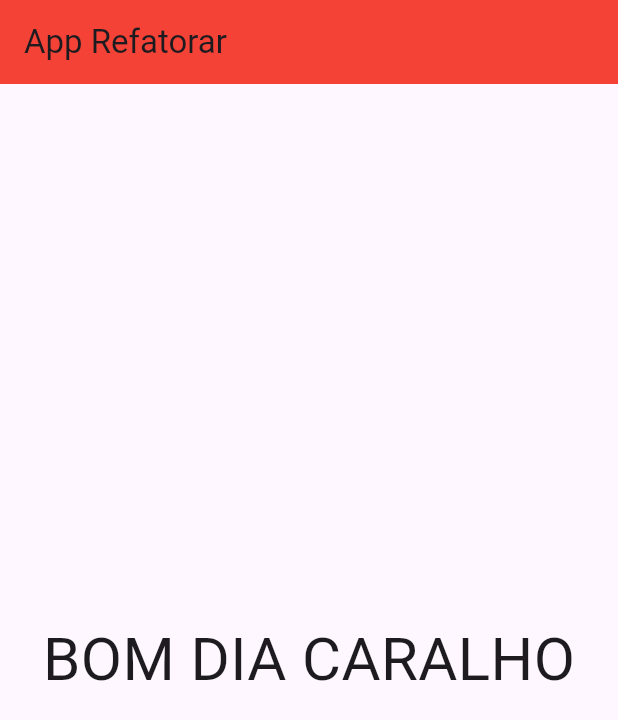
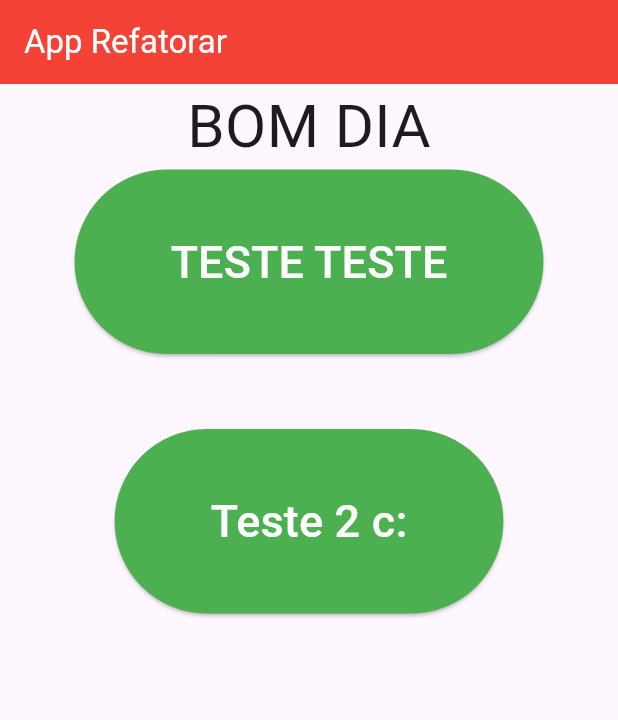
Before and after one commit to FArteche/flutter_projeto2, a Flutter app: the screen it shows after launch, on a phone screen of 412 x 824 dp. Shown: the top 720 px of the screen. Run offline on Flutter 3.47's test engine with Material 3 defaults, Android fonts, the light colour scheme and no system bars.

Commit message:
Botao c:

```diff
--- /dev/null
+++ b/flutter_projeto2/lib/botao.dart
@@ -0,0 +1,22 @@
+import 'package:flutter/material.dart';
+
+class Botao extends StatelessWidget{
+  final String nomeb;
+  const Botao ({required this.nomeb, super.key});
+
+  @override
+  Widget build(BuildContext context){
+    return ElevatedButton(
+          style: ButtonStyle(
+              backgroundColor: WidgetStatePropertyAll(Colors.green),
+              foregroundColor: WidgetStatePropertyAll(Colors.white)),
+      onPressed: () {},
+      child: Padding(
+          padding: const EdgeInsets.all(40.0),
+          child: Text('$nomeb',
+            style: TextStyle(fontSize: 30)
+        ),
+      )
+    );
+  }
+}
--- a/flutter_projeto2/lib/main.dart
+++ b/flutter_projeto2/lib/main.dart
@@ -16,8 +16,9 @@
         appBar: AppBar(
           title: Text("App Refatorar"),
           backgroundColor: Colors.red,
+          foregroundColor: Colors.white,
         ),
-        body: MaisUmDia(nome: 'BOM DIA CARALHO')
+        body: MaisUmDia(nome: 'BOM DIA')
       ),
     );
   }
--- a/flutter_projeto2/lib/novocomponente.dart
+++ b/flutter_projeto2/lib/novocomponente.dart
@@ -1,14 +1,23 @@
 import 'package:flutter/material.dart';
+import 'package:flutter_projeto2/botao.dart';
 
 class MaisUmDia extends StatelessWidget {
   final String nome;
-  const MaisUmDia({required this.nome,super.key});
+  const MaisUmDia({required this.nome, super.key});
 
   @override
   Widget build(BuildContext context) {
     return Center(
-      child: Text("$nome",
-        style: TextStyle(fontSize: 40),
+      child: Column(
+        children: [
+          Text(
+            "$nome",
+            style: TextStyle(fontSize: 40),
+          ),
+          Botao(nomeb:'TESTE TESTE'),
+          SizedBox(height: 50,width: 40),
+          Botao(nomeb: 'Teste 2 c:')
+        ],
       ),
     );
   }
```
